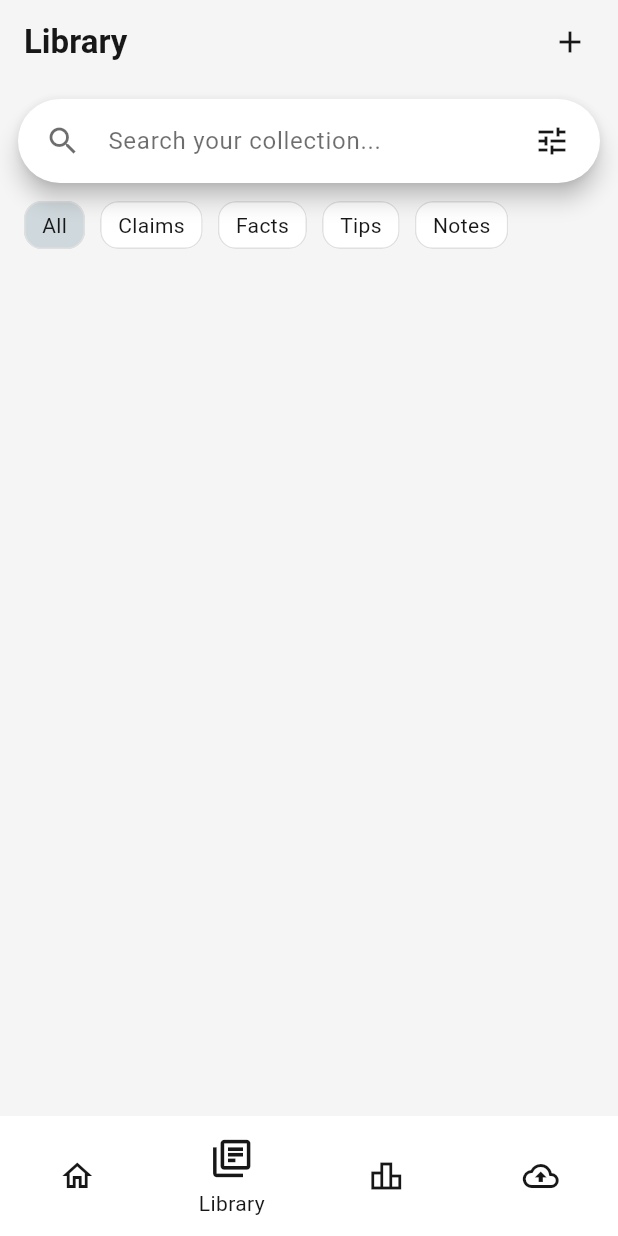
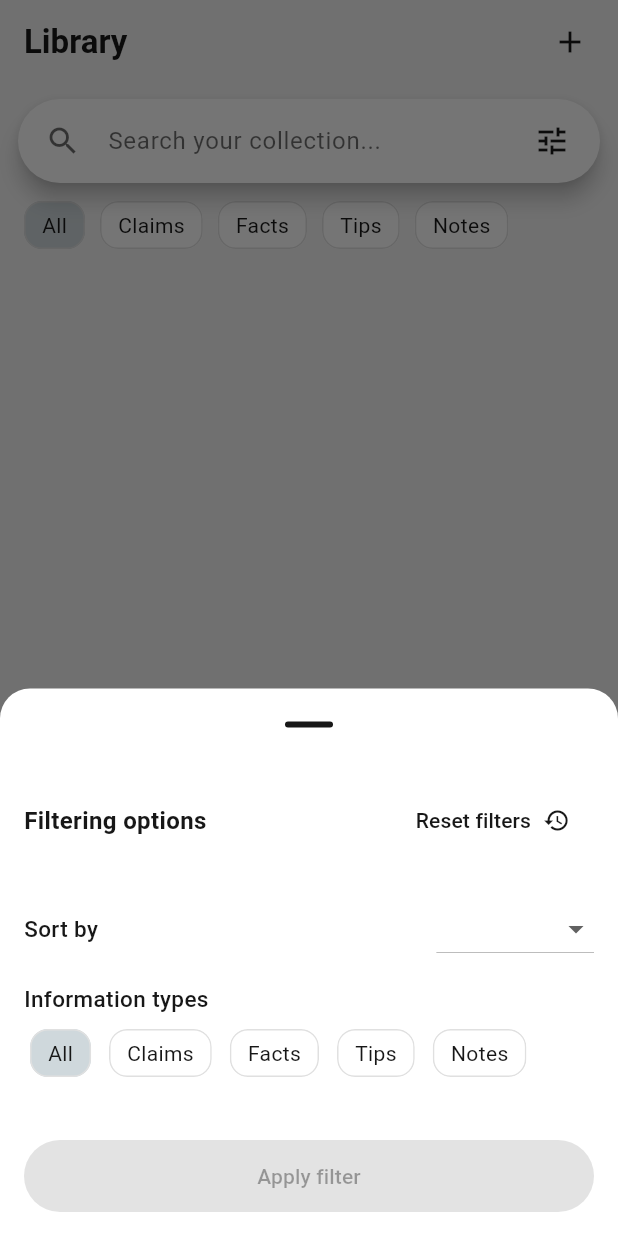
Before and after one commit to zubairehmad/recall, a Flutter app: the screen it shows after launch, item 2 of the bottom bar chosen, after a tap on the "tune" icon, on a phone screen of 412 x 824 dp. Run offline on Flutter 3.47's test engine with Material 3 defaults, Android fonts, the phone set to English and light mode, and no system bars.

Commit message:
show extra filtering options in bottom modal sheet

```diff
--- a/lib/features/information/widgets/search_and_section.dart
+++ b/lib/features/information/widgets/search_and_section.dart
@@ -13,10 +13,30 @@ class SearchAndFilterSection extends StatefulWidget {
 class _SearchAndFilterSectionState extends State<SearchAndFilterSection> {
   InformationType? _selectedType;
 
-  void setSelectedType(InformationType? type) {
+  void _setSelectedType(InformationType? type) {
     if (_selectedType != type) {
       setState(() => _selectedType = type);
     }
+  }
+
+  Future<void> _handleFilterOptions() async {
+    await showModalBottomSheet(
+      context: context,
+      isScrollControlled: true,
+      showDragHandle: true,
+      shape: const RoundedRectangleBorder(
+        borderRadius: BorderRadius.vertical(
+          top: Radius.circular(20),
+        ),
+      ),
+      constraints: const BoxConstraints(maxWidth: 600),
+      builder: (ctx) {
+        return const Padding(
+          padding: EdgeInsets.all(16),
+          child: FilterOptionSheetWidget(),
+        );
+      },
+    );
   }
 
   @override
@@ -28,7 +48,7 @@ class _SearchAndFilterSectionState extends State<SearchAndFilterSection> {
             hintText: 'Search your collection...',
             trailing: [
               IconButton(
-                onPressed: () {},
+                onPressed: _handleFilterOptions,
                 icon: const Icon(Icons.tune),
               ),
             ],
@@ -41,31 +61,20 @@ class _SearchAndFilterSectionState extends State<SearchAndFilterSection> {
           child: Wrap(
             spacing: 2,
             children: [
-              TypeFilterChip(
+              _TypeFilterChip(
                 label: const Text('All'),
                 selected: _selectedType == null,
-                onSelected: () => setSelectedType(null),
+                onSelected: () => _setSelectedType(null),
               ),
-              TypeFilterChip(
-                label: const Text('Claims'),
-                selected: _selectedType == InformationType.claim,
-                onSelected: () => setSelectedType(InformationType.claim),
-              ),
-              TypeFilterChip(
-                label: const Text('Facts'),
-                selected: _selectedType == InformationType.fact,
-                onSelected: () => setSelectedType(InformationType.fact),
-              ),
-              TypeFilterChip(
-                label: const Text('Tips'),
-                selected: _selectedType == InformationType.tip,
-                onSelected: () => setSelectedType(InformationType.tip),
-              ),
-              TypeFilterChip(
-                label: const Text('Notes'),
-                selected: _selectedType == InformationType.note,
-                onSelected: () => setSelectedType(InformationType.note),
-              ),
+              for (int i = 0; i < 4; ++i) ...[
+                _TypeFilterChip(
+                  label: Text(
+                    '${InformationType.values[i].name[0].toUpperCase()}${InformationType.values[i].name.substring(1)}s',
+                  ),
+                  selected: _selectedType == InformationType.values[i],
+                  onSelected: () => _setSelectedType(InformationType.values[i]),
+                ),
+              ],
             ],
           ),
         ),
@@ -74,16 +83,152 @@ class _SearchAndFilterSectionState extends State<SearchAndFilterSection> {
   }
 }
 
-class TypeFilterChip extends StatelessWidget {
+class FilterOptionSheetWidget extends StatefulWidget {
+  const FilterOptionSheetWidget({super.key});
+
+  @override
+  State<FilterOptionSheetWidget> createState() =>
+      _FilterOptionSheetWidgetState();
+}
+
+class _FilterOptionSheetWidgetState extends State<FilterOptionSheetWidget> {
+  int _selectedDropdown = 1;
+  int _selectedTypes = 0;
+
+  void _selectType(InformationType? type) {
+    if (type == null) {
+      if (_selectedTypes != 0) {
+        setState(() => _selectedTypes = 0);
+      }
+      return;
+    }
+
+    if ((_selectedTypes & (1 << type.index)) == 0) {
+      setState(() => _selectedTypes |= (1 << type.index));
+    }
+  }
+
+  void _unselectType(InformationType type) {
+    if ((_selectedTypes & (1 << type.index)) > 0) {
+      setState(() => _selectedTypes &= ~(1 << type.index));
+    }
+  }
+
+  @override
+  Widget build(BuildContext context) {
+    const textStyle = TextStyle(
+      fontSize: 15,
+      fontWeight: FontWeight.w500,
+    );
+
+    return Column(
+      mainAxisSize: MainAxisSize.min,
+      crossAxisAlignment: CrossAxisAlignment.start,
+      children: [
+        Row(
+          mainAxisAlignment: MainAxisAlignment.spaceBetween,
+          children: [
+            const Text(
+              'Filtering options',
+              style: TextStyle(
+                fontSize: 16,
+                fontWeight: FontWeight.bold,
+              ),
+            ),
+            TextButton.icon(
+              onPressed: () {},
+              label: const Text('Reset filters'),
+              icon: const Icon(Icons.restore),
+              iconAlignment: IconAlignment.end,
+            ),
+          ],
+        ),
+        const SizedBox(height: 24),
+        Row(
+          mainAxisAlignment: MainAxisAlignment.spaceBetween,
+          children: [
+            const Text(
+              'Sort by',
+              style: textStyle,
+            ),
+            DropdownButton<int>(
+              items: const [
+                DropdownMenuItem(
+                  value: 1,
+                  child: Text('Newest first'),
+                ),
+                DropdownMenuItem(
+                  value: 2,
+                  child: Text('Oldest first'),
+                ),
+              ],
+              value: _selectedDropdown,
+              elevation: 0,
+              focusColor: Colors.transparent,
+              style: textStyle,
+              onChanged: (option) {
+                if (option != null && option != _selectedDropdown) {
+                  setState(() => _selectedDropdown = option);
+                }
+              },
+            ),
+          ],
+        ),
+        const SizedBox(height: 12),
+        Text(
+          'Information types',
+          style: textStyle,
+        ),
+        const SizedBox(height: 6),
+        Wrap(
+          spacing: 4,
+          children: [
+            _TypeFilterChip(
+              label: const Text('All'),
+              selected: _selectedTypes == 0,
+              onSelected: () {
+                if (_selectedTypes != 0) {
+                  setState(() => _selectedTypes = 0);
+                }
+              },
+            ),
+            for (int i = 0; i < 4; ++i) ...[
+              _TypeFilterChip(
+                label: Text(
+                  '${InformationType.values[i].name[0].toUpperCase()}${InformationType.values[i].name.substring(1)}s',
+                ),
+                selected: (_selectedTypes & (1 << i)) > 0,
+                onSelected: () => _selectType(InformationType.values[i]),
+                onUnselected: () => _unselectType(InformationType.values[i]),
+              ),
+            ],
+          ],
+        ),
+        const SizedBox(height: 38),
+        SizedBox(
+          width: double.infinity,
+          height: 48,
+          child: ElevatedButton(
+            onPressed: null,
+            child: const Text('Apply filter'),
+          ),
+        ),
+      ],
+    );
+  }
+}
+
+class _TypeFilterChip extends StatelessWidget {
   final Widget label;
   final bool selected;
   final VoidCallback onSelected;
+  final VoidCallback? onUnselected;
 
-  const TypeFilterChip({
-    super.key,
+  const _TypeFilterChip({
     required this.label,
     required this.selected,
     required this.onSelected,
+    this.onUnselected,
   });
 
   @override
@@ -96,7 +241,7 @@ class TypeFilterChip extends StatelessWidget {
           : null,
       clipBehavior: Clip.antiAlias,
       child: InkWell(
-        onTap: onSelected,
+        onTap: selected ? onUnselected : onSelected,
         child: Padding(
           padding: const EdgeInsetsGeometry.symmetric(
             horizontal: 12,
```
